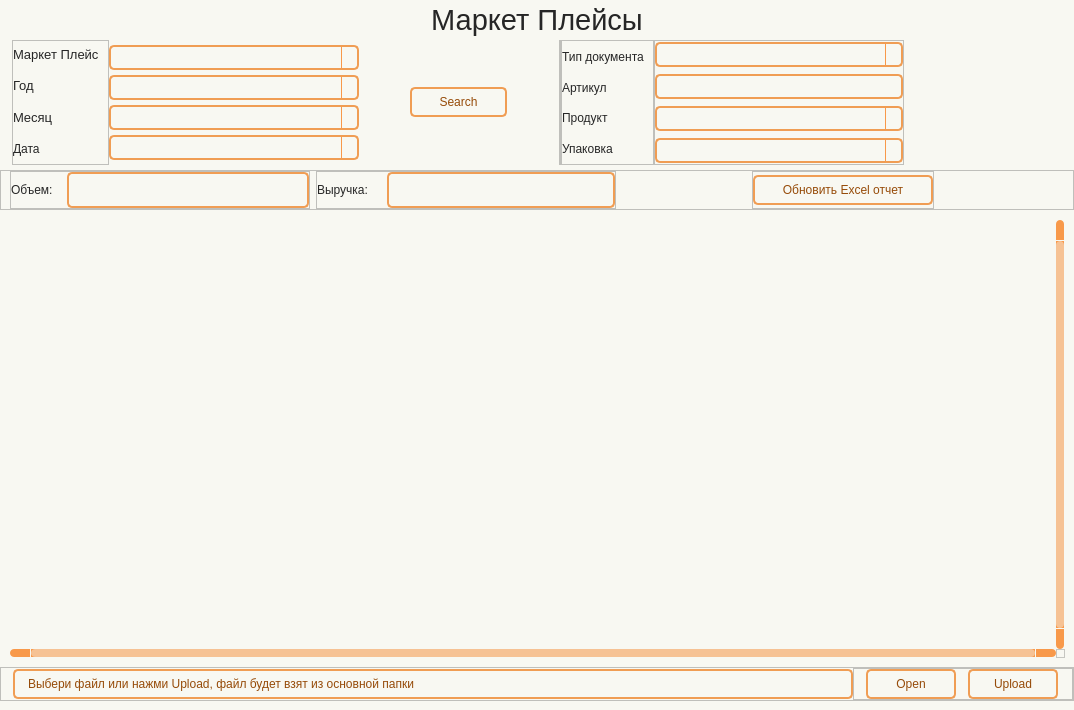
The window that wind/pages/marketplace.ui (Masik84/Daily_Report_QT) describes before a commit, drawn with Qt 5.
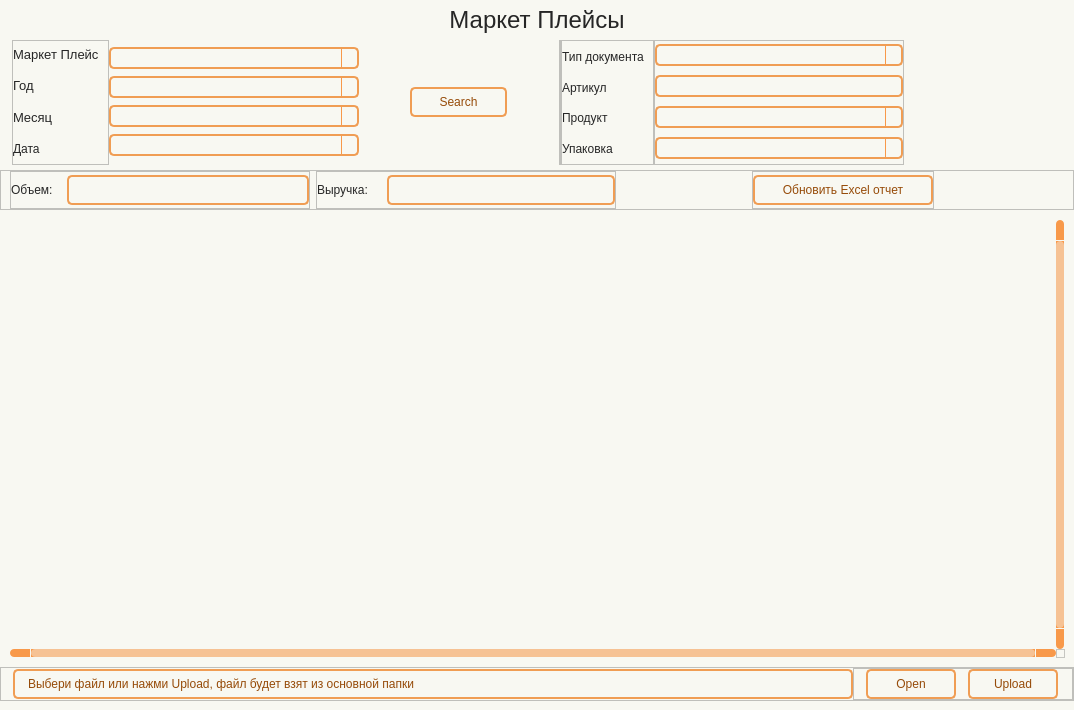
The same window after the commit. Icons and pictures are not drawn.

Diff of the .ui file:
```diff
--- a/wind/pages/marketplace.ui
+++ b/wind/pages/marketplace.ui
@@ -20,13 +20,15 @@
    <string>Form</string>
   </property>
   <property name="styleSheet">
-   <string notr="true">QWidget{
+   <string notr="true">Form.QWidget{border: 2px solid #f28223;}
+
+QWidget{
 	background-color: #f8f8f2;
 }
 
 #Title_label.QLabel {
 color: #262626;
-font: 22pt &quot;Tahoma&quot;;
+font: 18pt &quot;Tahoma&quot;;
 }
 
 QLabel {
@@ -68,19 +70,29 @@
 	padding-right: 5px;
 	gridline-color: #f8994a;
 	color: #262626;
+	padding: 1px;
+    font: 7pt &quot;Tahoma&quot;; 
 }
 QTableWidget::item:selected{
-	background-color: #f6c294;
-    color: #262626;
+	background-color: #f28223;
+    color: #ffffff;
+}
+QTableWidget::item:editable {
+	background-color: #ffffd0;
+	border: #ffffff;
+}
+QTableWidget::item:focus {
+	background-color: #f28223;
+	border: 2px solid #ffffff;
 }
 QHeaderView::section{
 	background-color: #f8f8f2;
-	max-width: 30px;
 	border: none;
 	border-style: none;
 }
 QTableWidget::horizontalHeader {	
 	background-color: #f8994a;
+	font: 10pt &quot;Tahoma&quot;;
 }
 QHeaderView::section:horizontal {
     border: 1px solid #f8994a;
@@ -111,6 +123,52 @@
 	border: 2px solid #f28223;
 }
 
+/* Стили для множественного выбора */
+QListWidget {
+    background-color: #f8f8f2;
+    border: 2px solid #f09d54;
+    border-radius: 5px;
+    color: #262626;
+    font: 10pt &quot;Tahoma&quot;;
+}
+
+QListWidget::item {
+    padding: 5px;
+    border-bottom: 1px solid #f8994a;
+}
+
+QListWidget::item:selected {
+    background-color: #f28223;
+    color: #ffffff;
+}
+
+QListWidget::item:hover {
+    background-color: #ffd4af;
+}
+
+/* Улучшенная видимость чекбоксов */
+QCheckBox::indicator {
+    width: 16px;
+    height: 16px;
+}
+
+QCheckBox::indicator:unchecked {
+    border: 2px solid #f09d54;
+    background-color: #f8f8f2;
+    border-radius: 3px;
+}
+
+QCheckBox::indicator:checked {
+    border: 2px solid #f28223;
+    background-color: #f28223;
+    border-radius: 3px;
+    image: url(:/icon/icon/check.svg);
+}
+
+QCheckBox::indicator:hover {
+    border: 2px solid #f28223;
+}
+
 QComboBox {
 	background-color: #f8f8f2;
 	border-radius: 5px;
@@ -119,7 +177,7 @@
 	selection-color: #f28223;
 	selection-background-color: #f28223;
     color: #262626;
-	font: 10pt &quot;Tahoma&quot;;
+	font: 9pt &quot;Tahoma&quot;;
 }
 QComboBox:hover {
 	border: 2px solid #f28223;
@@ -162,7 +220,7 @@
 }
 QScrollBar::handle:horizontal {
     background: #f6c294;
-    min-width: 25px;
+    min-width: 20px;
 	border-radius: 4px
 }
 QScrollBar::add-line:horizontal {
@@ -227,7 +285,116 @@
 
  QScrollBar::add-page:vertical, QScrollBar::sub-page:vertical {
      background: none;
- }</string>
+ }
+
+QDateEdit {
+    background-color: #f8f8f2;
+    border-radius: 5px;
+    border: 2px solid #f09d54;
+    padding-left: 10px; /* Add left padding */
+    padding-right: 10px; /* Add right padding to accommodate the dropdown arrow */
+    color: #262626;
+    font: 10pt &quot;Tahoma&quot;;
+    min-width: 80px; /* Minimum width to prevent text clipping */
+}
+
+QDateEdit:hover {
+    border: 2px solid #f28223;
+}
+
+QDateEdit:focus {
+    border: 2px solid #f28223;
+}
+
+QDateEdit::drop-down {
+    subcontrol-origin: padding;
+    subcontrol-position: top right;
+    width: 25px; /* Keep the dropdown arrow width */
+    border-left-width: 1px;
+    border-left-color: #f8994a;
+    border-left-style: solid;
+    border-top-right-radius: 3px;
+    border-bottom-right-radius: 3px;
+    background-color: #f8f8f2;
+}
+
+QDateEdit::down-arrow {
+	image: url(:/icon/icon/chevron-down — копия — копия.svg);
+    width: 16px;
+    height: 16px;
+}
+
+/* Calendar Styling */
+QCalendarWidget {
+    background-color: #f8f8f2;
+    border: 2px solid #f28223;
+    color: #262626;
+}
+
+QCalendarWidget QWidget {
+    color: #262626;
+}
+
+QCalendarWidget QAbstractItemView {
+    background-color: #f8f8f2;
+    selection-background-color: #f28223;
+    selection-color: #ffffff;
+}
+
+QCalendarWidget QToolButton {
+    background-color: #ffd4af;
+    color: #262626;
+    font: 10pt &quot;Tahoma&quot;;
+    border-radius: 3px;
+    padding: 5px;
+}
+
+QCalendarWidget QToolButton:hover {
+    background-color: #f28223;
+    color: #ffffff;
+}
+
+QCalendarWidget QMenu {
+    background-color: #f8f8f2;
+    border: 1px solid #f28223;
+}
+
+QCalendarWidget QSpinBox {
+    background-color: #f8f8f2;
+    color: #262626;
+    border: 1px solid #f09d54;
+}
+
+QCalendarWidget QSpinBox::up-button {
+    subcontrol-origin: border;
+    subcontrol-position: top right;
+    width: 15px;
+    border-left-width: 1px;
+    border-left-color: #f8994a;
+    border-left-style: solid;
+}
+
+QCalendarWidget QSpinBox::down-button {
+    subcontrol-origin: border;
+    subcontrol-position: bottom right;
+    width: 15px;
+    border-left-width: 1px;
+    border-left-color: #f8994a;
+    border-left-style: solid;
+}
+
+QCalendarWidget QSpinBox::up-arrow {
+	image: url(:/icon/icon/chevron-up — копия — копия.svg);
+    width: 10px;
+    height: 10px;
+}
+
+QCalendarWidget QSpinBox::down-arrow {
+	image: url(:/icon/icon/chevron-down — копия — копия.svg);
+    width: 10px;
+    height: 10px;
+}
+</string>
   </property>
   <layout class="QHBoxLayout" name="horizontalLayout">
    <property name="leftMargin">
@@ -268,10 +435,16 @@
           <height>40</height>
          </size>
         </property>
+        <property name="maximumSize">
+         <size>
+          <width>16777215</width>
+          <height>40</height>
+         </size>
+        </property>
         <property name="font">
          <font>
           <family>Tahoma</family>
-          <pointsize>22</pointsize>
+          <pointsize>18</pointsize>
           <italic>false</italic>
           <bold>false</bold>
          </font>
@@ -440,13 +613,13 @@
               <property name="minimumSize">
                <size>
                 <width>0</width>
-                <height>25</height>
+                <height>22</height>
                </size>
               </property>
               <property name="maximumSize">
                <size>
                 <width>16777215</width>
-                <height>25</height>
+                <height>22</height>
                </size>
               </property>
               <property name="iconSize">
@@ -462,13 +635,13 @@
               <property name="minimumSize">
                <size>
                 <width>0</width>
-                <height>25</height>
+                <height>22</height>
                </size>
               </property>
               <property name="maximumSize">
                <size>
                 <width>16777215</width>
-                <height>25</height>
+                <height>22</height>
                </size>
               </property>
              </widget>
@@ -478,13 +651,13 @@
               <property name="minimumSize">
                <size>
                 <width>0</width>
-                <height>25</height>
+                <height>22</height>
                </size>
               </property>
               <property name="maximumSize">
                <size>
                 <width>16777215</width>
-                <height>25</height>
+                <height>22</height>
                </size>
               </property>
              </widget>
@@ -494,7 +667,13 @@
               <property name="minimumSize">
                <size>
                 <width>0</width>
-                <height>25</height>
+                <height>22</height>
+               </size>
+              </property>
+              <property name="maximumSize">
+               <size>
+                <width>16777215</width>
+                <height>22</height>
                </size>
               </property>
              </widget>
@@ -710,13 +889,13 @@
               <property name="minimumSize">
                <size>
                 <width>0</width>
-                <height>25</height>
+                <height>22</height>
                </size>
               </property>
               <property name="maximumSize">
                <size>
                 <width>16777215</width>
-                <height>25</height>
+                <height>22</height>
                </size>
               </property>
              </widget>
@@ -726,13 +905,13 @@
               <property name="minimumSize">
                <size>
                 <width>0</width>
-                <height>25</height>
+                <height>22</height>
                </size>
               </property>
               <property name="maximumSize">
                <size>
                 <width>16777215</width>
-                <height>25</height>
+                <height>22</height>
                </size>
               </property>
              </widget>
@@ -742,13 +921,13 @@
               <property name="minimumSize">
                <size>
                 <width>0</width>
-                <height>25</height>
+                <height>22</height>
                </size>
               </property>
               <property name="maximumSize">
                <size>
                 <width>16777215</width>
-                <height>25</height>
+                <height>22</height>
                </size>
               </property>
              </widget>
@@ -758,13 +937,13 @@
               <property name="minimumSize">
                <size>
                 <width>0</width>
-                <height>25</height>
+                <height>22</height>
                </size>
               </property>
               <property name="maximumSize">
                <size>
                 <width>16777215</width>
-                <height>25</height>
+                <height>22</height>
                </size>
               </property>
              </widget>
@@ -863,6 +1042,18 @@
             </item>
             <item>
              <widget class="QLabel" name="label_Volume">
+              <property name="minimumSize">
+               <size>
+                <width>0</width>
+                <height>30</height>
+               </size>
+              </property>
+              <property name="maximumSize">
+               <size>
+                <width>16777215</width>
+                <height>30</height>
+               </size>
+              </property>
               <property name="styleSheet">
                <string notr="true">QLabel {
 	background-color: #f8f8f2;
@@ -935,6 +1126,18 @@
             </item>
             <item>
              <widget class="QLabel" name="label_Revenue">
+              <property name="minimumSize">
+               <size>
+                <width>0</width>
+                <height>30</height>
+               </size>
+              </property>
+              <property name="maximumSize">
+               <size>
+                <width>16777215</width>
+                <height>30</height>
+               </size>
+              </property>
               <property name="styleSheet">
                <string notr="true">QLabel {
 	background-color: #f8f8f2;
```
